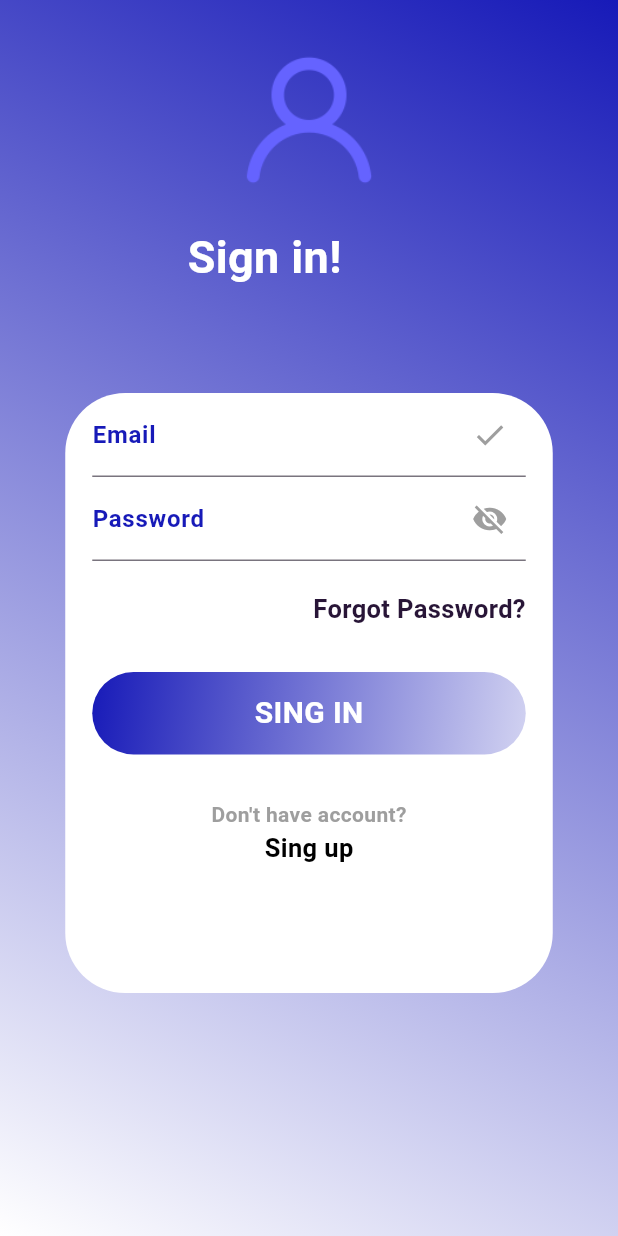
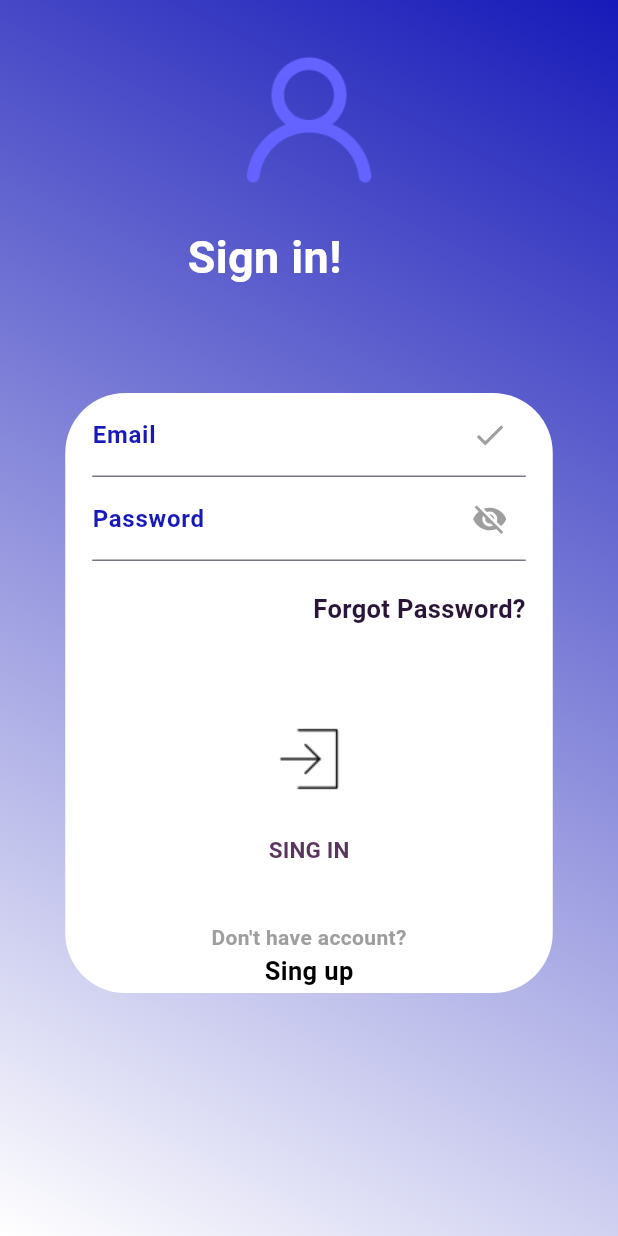
Before and after one commit to Ematsu175/TAP2024_flutter, a Flutter app: the LoginScreen2 screen opened by its route, on a phone screen of 412 x 824 dp. Run offline on Flutter 3.47's test engine with Material 3 defaults, Android fonts, the light colour scheme and no system bars; our stand-ins replace lottie; missing offline and left inert: day_night_switcher, splash_view.

Commit message:
Login Screen 2 completa

```diff
--- a/lib/screens/login_screen_2.dart
+++ b/lib/screens/login_screen_2.dart
@@ -1,10 +1,15 @@
+import 'package:flutter/cupertino.dart';
 import 'package:flutter/material.dart';
+import 'package:tap_2024/screens/home_screen.dart';
 
 class LoginScreen2 extends StatelessWidget {
   const LoginScreen2({super.key});
 
+
+
   @override
   Widget build(BuildContext context) {
+    bool isValidating = false;
     return Scaffold(
       body: Stack(
         children: [
@@ -104,27 +109,39 @@ class LoginScreen2 extends StatelessWidget {
                           height: 30,
                         ),
                         Container(
-                          height: 55,
-                          width: 300,
-                          decoration: BoxDecoration(
-                              borderRadius: BorderRadius.circular(30),
-                              gradient: LinearGradient(
-                                begin: Alignment.topLeft,
-                                end: Alignment(1.5, 1),
-                                colors: [
-                                  Color.fromARGB(255, 23, 26, 184),
-                                  Color.fromARGB(255, 255, 255, 255),
+                          child: TextButton(
+                            onPressed: () => showDialog<String>(
+                              context: context,
+                              builder: (BuildContext context) => AlertDialog(
+                                title: const Text('Alerta'),
+                                content: const Text('Iras a la pagina principal'),
+                                actions: <Widget>[
+                                  TextButton(
+                                    onPressed: () => Navigator.pop(context, 'Cancel'),
+                                    child: const Text('Cancel'),
+                                  ),
+                                  TextButton(
+                                    onPressed: () => Navigator.push(context,
+                                                      MaterialPageRoute(builder: (context) => const HomeScreen())
+                                                    ),
+                                    child: const Text('OK')
+                                  )
                                 ],
-                              )),
-                          child: Center(
-                            child: Text(
-                              'SING IN',
-                              style: TextStyle(
-                                  fontWeight: FontWeight.bold,
-                                  fontSize: 20,
-                                  color: Colors.white),
+                              )
                             ),
-                          ),
+                            child: Column(
+                              children: [
+                                Image.asset('assets/Button_LS2.png', width: 100, height: 100,),
+                                const Text("SING IN",
+                                  style: TextStyle(
+                                      fontWeight: FontWeight.bold,
+                                      fontSize: 15,
+                                      color: Color.fromARGB(255, 89, 53, 94)),
+                                ),
+                              ],
+                            ),
+                          )
+
                         ),
                         SizedBox(
                           height: 30,
@@ -156,7 +173,6 @@ class LoginScreen2 extends StatelessWidget {
               ),
             ),
           ),
-
         ],
       ),
     );
```
Also changed, not shown: assets/Button_LS2.png (added).
